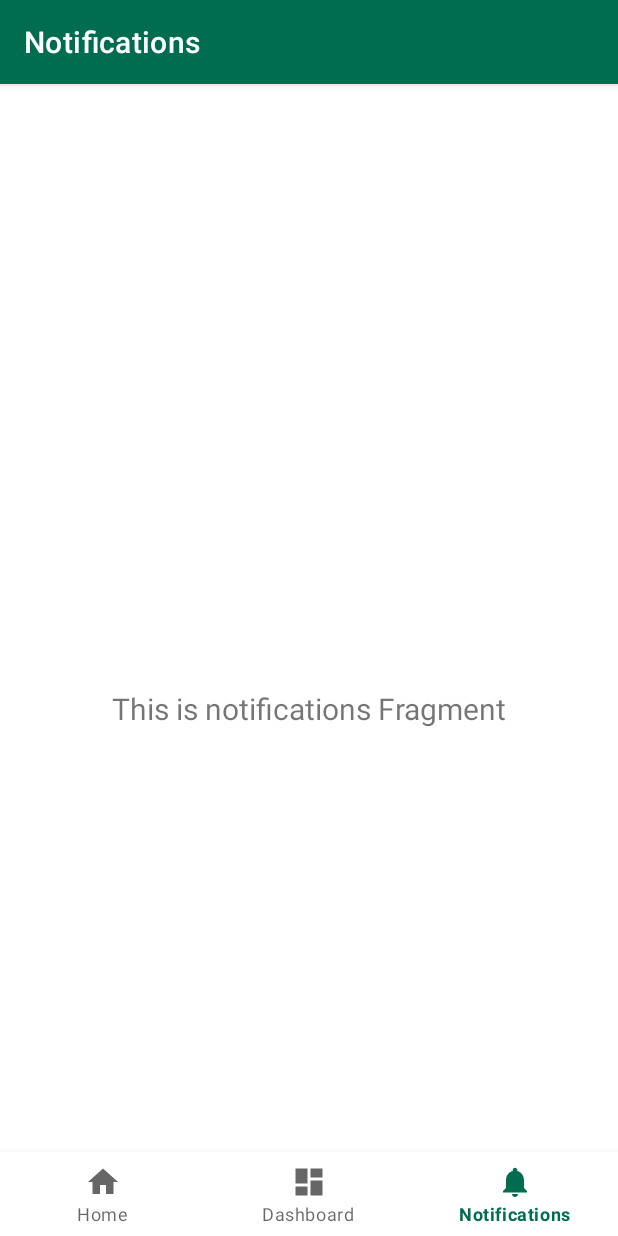
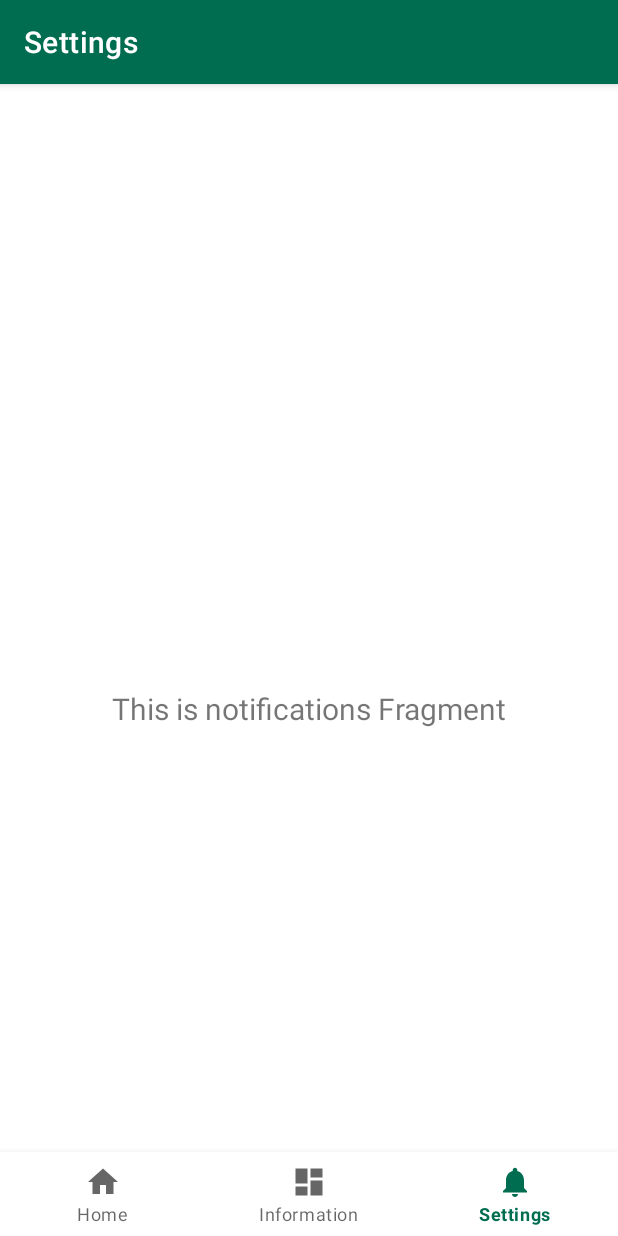
Before and after one commit to MaSchni/ISSTracker, an Android app: the screen it shows after launch (MainActivity), item 3 of the bottom bar chosen, on a phone screen of 412 x 824 dp. Run offline under Robolectric (Android 15) with nearby library versions, the phone set to English and light mode, and no system bars; our stand-ins replace navigation-ui.

```diff
--- a/app/src/main/res/values/strings.xml
+++ b/app/src/main/res/values/strings.xml
@@ -1,6 +1,6 @@
 <resources>
     <string name="app_name">ISSTracker</string>
     <string name="title_home">Home</string>
-    <string name="title_dashboard">Dashboard</string>
-    <string name="title_notifications">Notifications</string>
+    <string name="title_dashboard">Information</string>
+    <string name="title_notifications">Settings</string>
 </resources>
```
Also changed, not shown: 1 other file.
